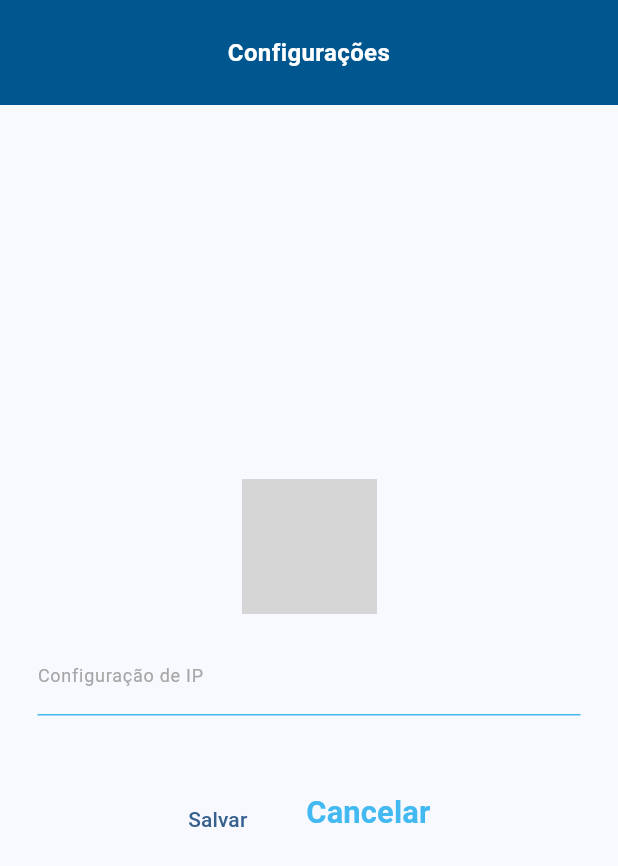
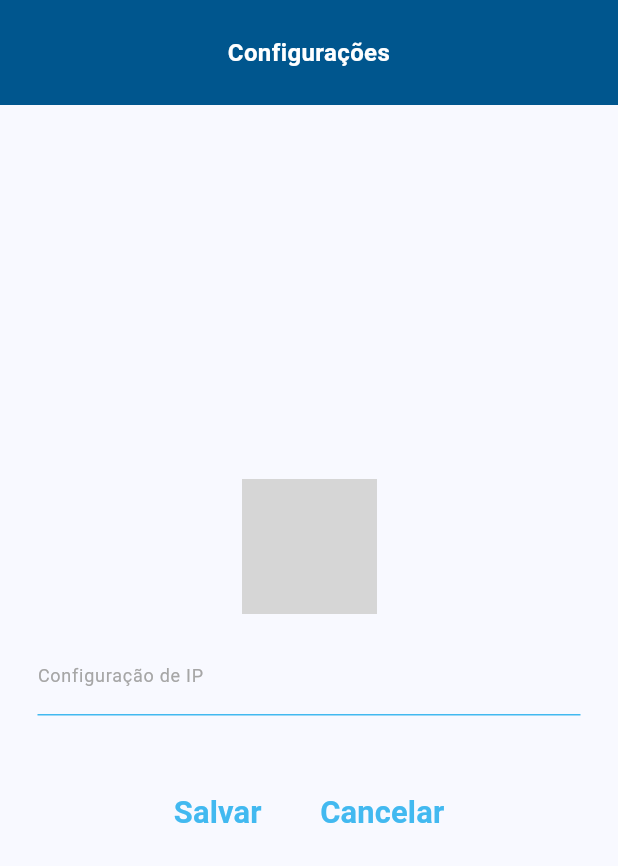
Before and after one commit to JvBorbella/Gestor-Remoto, a Flutter app: the ConfigPage screen opened directly, on a phone screen of 412 x 824 dp. Shown: the top 866 px of the screen. Run offline on Flutter 3.47's test engine with Material 3 defaults, Android fonts, the light colour scheme and no system bars; network calls fail; grey boxes are pictures that could not be loaded.

Commit message:
Correção de teclado e do botão de configuração.

```diff
--- /dev/null
+++ b/projeto/lib/Front/components/Login_Config/Elements/ButtonConfig.dart
@@ -0,0 +1,52 @@
+import 'package:flutter/material.dart';
+
+class ButtonConfig extends StatefulWidget {
+  //Variável para definir o texto do button na página em que é chamado
+  final String text;
+  //Variável para definir o destino ao clicar no button na página em que é chamado
+  final onPressed;
+  //Variável para definir o tamanho do button na página em que é chamado
+  final double height;
+
+  const ButtonConfig(
+      {Key? key, required this.text, this.onPressed, required this.height})
+      : super(key: key);
+
+  @override
+  State<ButtonConfig> createState() => _ButtonConfigState();
+}
+
+class _ButtonConfigState extends State<ButtonConfig> {
+  @override
+  Widget build(BuildContext context) {
+    return Material(
+      child: Column(
+        //Alinhamento do button
+        mainAxisAlignment: MainAxisAlignment.center,
+        crossAxisAlignment: CrossAxisAlignment.center,
+        children: [
+          TextButton(
+            //Redirecionamento executado ao clicar no button. Definido na página em que o button está sendo chamado.
+            onPressed: () {
+              if (widget.onPressed != null) {
+                widget.onPressed();
+              }
+            },
+            child: Text(
+              //Texto do button está sendo definido na página em que está sendo chamado.
+              widget.text,
+              //Estilização do button
+              style: TextStyle(
+                color: Color(0xff42b9f0),
+                fontWeight: FontWeight.bold,
+                fontSize: widget.height,
+              ),
+            ),
+          ),
+          //Espaçamento para o bottom.
+          SizedBox(height: 10.0),
+        ],
+      ),
+    );
+  }
+}
--- a/projeto/lib/Front/components/Login_Config/Elements/input.dart
+++ b/projeto/lib/Front/components/Login_Config/Elements/input.dart
@@ -19,25 +19,32 @@ class Input extends StatefulWidget {
 }
 
 class _InputState extends State<Input> {
+  TextEditingController _textController = TextEditingController();
+
+  @override
+  void initState() {
+    super.initState();
+    // Se um controlador foi fornecido, use-o; caso contrário, use o controlador interno.
+    if (widget.controller != null) {
+      _textController = widget.controller;
+    }
+  }
+
   @override
   Widget build(BuildContext context) {
     return Material(
-      //ConstrainedBox usada para definir um tamanho máximo para o input
       child: ConstrainedBox(
         constraints: BoxConstraints(maxWidth: MediaQuery.of(context).size.width),
         child: Container(
-          //Margem externa do input.
           margin: EdgeInsets.only(left: 5.0, right: 5),
           child: Column(
-            //Alinhagem do input
             mainAxisAlignment: MainAxisAlignment.center,
             crossAxisAlignment: CrossAxisAlignment.center,
             children: [
               TextField(
-                //Configurações do input
-                controller: widget.controller,
+                controller: _textController,
                 keyboardType: widget.type,
-                obscureText: widget.obscureText,
+                obscureText: widget.obscureText ?? false, // Padrão para false se não for fornecido.
                 cursorColor: Color(0xff00568e),
                 decoration: InputDecoration(
                   labelText: widget.text,
@@ -45,15 +52,10 @@ class _InputState extends State<Input> {
                     color: Color(0xffA6A6A6),
                     fontSize: 12,
                   ),
-                  //Propriedade usada para fazer com que no Focus do input, o label seja alinhado ao centro.
                   floatingLabelAlignment: FloatingLabelAlignment.center,
-                  floatingLabelStyle: TextStyle(
-                  ),
-                  //Borda do input
                   enabledBorder: UnderlineInputBorder(
                     borderSide: BorderSide(color: Color(0xff42b9f0)),
                   ),
-                  //Borda do input no focus
                   focusedBorder: OutlineInputBorder(
                     borderSide: BorderSide(
                       color: Color(0xff42b9f0),
@@ -62,7 +64,6 @@ class _InputState extends State<Input> {
                   ),
                 ),
               ),
-              //Espaçamento para elementos abaixo.
               SizedBox(
                 height: 5,
               )
@@ -72,4 +73,11 @@ class _InputState extends State<Input> {
       ),
     );
   }
+
+  @override
+  void dispose() {
+    // Certifique-se de liberar o controlador ao destruir o widget.
+    _textController.dispose();
+    super.dispose();
+  }
 }
--- a/projeto/lib/Front/pages/config.dart
+++ b/projeto/lib/Front/pages/config.dart
@@ -1,6 +1,7 @@
 import 'package:flutter/material.dart';
 import 'package:projeto/Back/Url-Connect.dart';
 import 'package:projeto/Front/components/Global/Estructure/navbar.dart';
+import 'package:projeto/Front/components/Login_Config/Elements/ButtonConfig.dart';
 import 'package:projeto/Front/components/Login_Config/Elements/buttom.dart';
 import 'package:projeto/Front/components/Login_Config/Elements/input.dart';
 import 'package:projeto/Front/components/Login_Config/Estructure/form-card.dart';
@@ -56,12 +57,12 @@ class _ConfigPageState extends State<ConfigPage> {
                               crossAxisAlignment: CrossAxisAlignment.center,
                               children: [
                                 //Chamando os button
-                                TextButton(
-                                  child: Text('Salvar'),
+                                ButtonConfig(
+                                    text: 'Salvar',
                                     onPressed: () {
                                       String url = urlController.text;
-                                    ApiService.fetchData(url).then((response) {
-                                      // Faça algo com a resposta (exibição na tela, etc.)
+                                      ApiService.fetchData(url)
+                                          .then((response) {
                                         ScaffoldMessenger.of(context)
                                             .showSnackBar(
                                           SnackBar(
@@ -70,8 +71,10 @@ class _ConfigPageState extends State<ConfigPage> {
                                               'Ip salvo com sucesso!',
                                               style: TextStyle(
                                                 fontSize: 13,
+                                                color: Color(0xfffffffff),
                                               ),
                                             ),
+                                            backgroundColor: Colors.green,
                                           ),
                                         );
                                         Navigator.of(context).push(
@@ -81,7 +84,6 @@ class _ConfigPageState extends State<ConfigPage> {
                                         );
                                         print(response);
                                       }).catchError((error) {
-                                      // Trate erros (exibição de mensagem de erro, etc.)
                                         ScaffoldMessenger.of(context)
                                             .showSnackBar(
                                           SnackBar(
@@ -97,7 +99,8 @@ class _ConfigPageState extends State<ConfigPage> {
                                         );
                                       });
                                     },
-                                ),
+                                    height: MediaQuery.of(context).size.width *
+                                        0.05),
 
                                 SizedBox(
                                   width: 15,
--- a/projeto/pubspec.yaml
+++ b/projeto/pubspec.yaml
@@ -32,6 +32,7 @@ dependencies:
     sdk: flutter
   mask_text_input_formatter: ^2.5.0
   flutter_svg: ^0.22.0
+  http: ^1.1.0
 
   # The following adds the Cupertino Icons font to your application.
   # Use with the CupertinoIcons class for iOS style icons.
```
Lines whose indentation alone changed are shown as unchanged.
